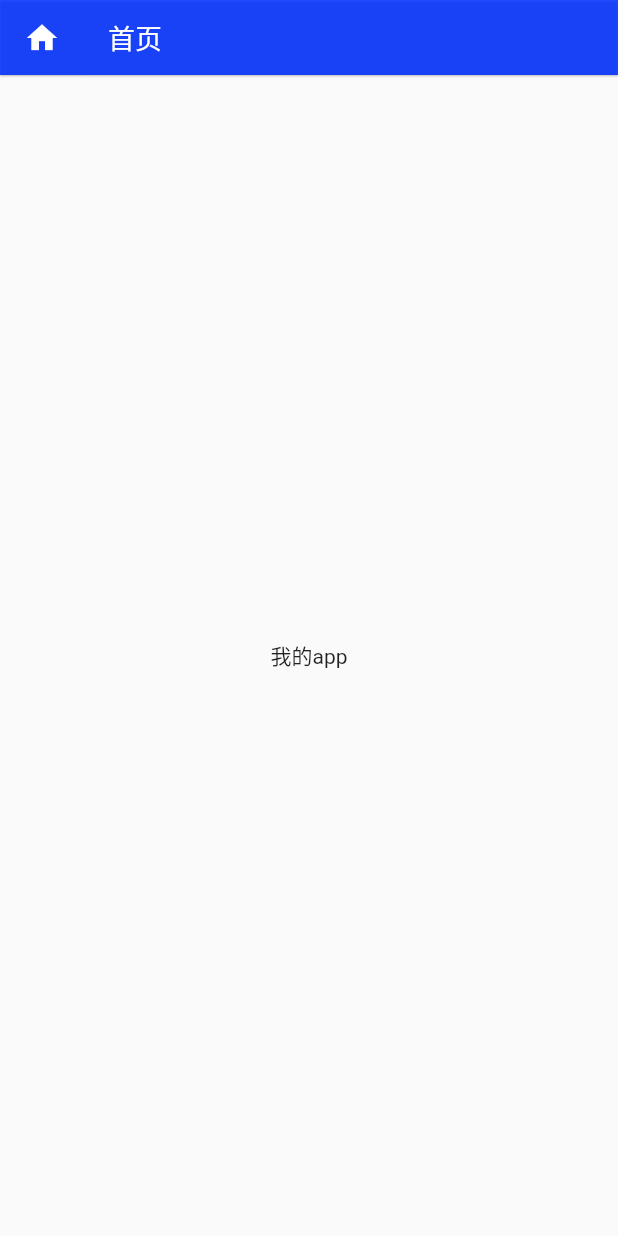
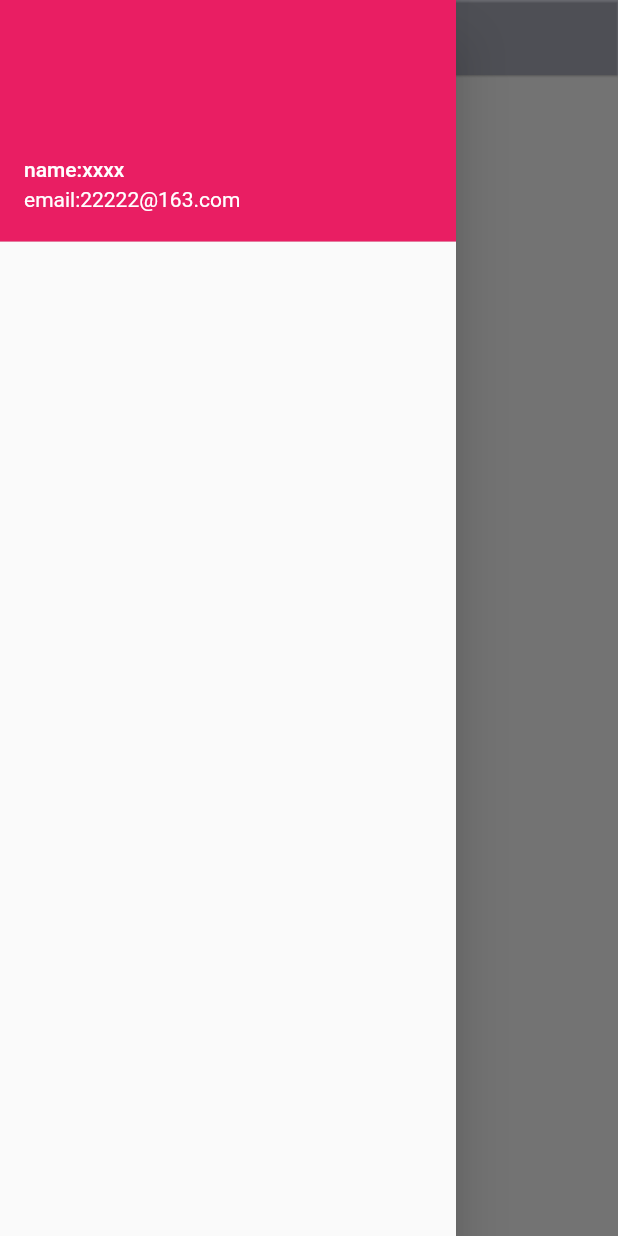
Before and after one commit to TNT-xioamo/flutte_music, a Flutter app: the screen it shows after launch, with the side drawer open (before the commit the screen has no drawer), on a phone screen of 412 x 824 dp. Run offline on Flutter 3.47's test engine with Material 2 defaults, Android fonts, the phone set to English and light mode, and no system bars; our stand-ins replace dio.

Commit message:
home_drawer

```diff
--- /dev/null
+++ b/lib/pages/home/home_drawer.dart
@@ -0,0 +1,29 @@
+import 'package:flutter/material.dart';
+import 'dart:async';
+
+class StarkDrawer extends StatefulWidget {
+  const StarkDrawer({Key? key}) : super(key: key);
+  @override
+  _userPageContent createState() => _userPageContent();
+}
+
+class _userPageContent extends State<StarkDrawer> {
+  @override
+  Widget build(BuildContext context) {
+    return Container(
+      child: Container(
+        child: Drawer(
+          elevation: 16.0,
+          child: Stack(
+            children: <Widget>[
+              UserAccountsDrawerHeader(
+                accountName: Text('name:xxxx'),
+                accountEmail: Text('email:22222@163.com'),
+              ),
+            ],
+          ),
+        ),
+      ),
+    );
+  }
+}
--- a/lib/pages/main/main_page.dart
+++ b/lib/pages/main/main_page.dart
@@ -1,6 +1,7 @@
 import 'package:flutter/cupertino.dart';
 import 'package:flutter/material.dart';
 import 'package:flutter/services.dart';
+import 'package:flutter_application/pages/home/home_drawer.dart';
 
 class IndexPage extends StatelessWidget {
   IndexPage({Key? key}) : super(key: key);
@@ -25,25 +26,27 @@ class IndexPage extends StatelessWidget {
     return Scaffold(
       appBar: PreferredSize(
           preferredSize: const Size.fromHeight(50),
-          child: AppBar(
+          child: Builder(
+              builder: (context) => AppBar(
                     leading: IconButton(
-                icon: const Icon(Icons.home),
-                onPressed: () {
-                  Navigator.pop(context);
-                }),
+                        icon: const Icon(Icons.cruelty_free),
+                        onPressed: () => Scaffold.of(context).openDrawer()),
                     title: const Text(
                       '首页',
                       style: TextStyle(color: Colors.white, fontSize: 18),
                     ),
                     elevation: 0.5,
                     systemOverlayStyle: SystemUiOverlayStyle.light,
-            backgroundColor: Color.fromARGB(220, 0, 47, 255),
+                    backgroundColor: Color.fromARGB(15, 0, 47, 255),
                     bottom: null,
-          )
+                  ))),
+      body: SizedBox.expand(
+        child: Column(
+            mainAxisAlignment: MainAxisAlignment.center,
+            crossAxisAlignment: CrossAxisAlignment.center,
+            children: <Widget>[]),
       ),
-      body: const Center(
-        child: Text('我的app'),
-      ),
+      drawer: StarkDrawer(),
     );
   }
 }
--- a/pubspec.yaml
+++ b/pubspec.yaml
@@ -18,7 +18,7 @@ publish_to: 'none' # Remove this line if you wish to publish to pub.dev
 version: 1.0.0+1
 
 environment:
-  sdk: ">=2.16.1 <3.0.0"
+  sdk: ">=2.16.1 <=3.0.0"
 
 # Dependencies specify other packages that your package needs in order to work.
 # To automatically upgrade your package dependencies to the latest versions
@@ -36,11 +36,8 @@ dependencies:
   cupertino_icons: ^1.0.4
 
   dio: ^4.0.4 # 网络请求的包
-
   audioplayers: ^0.20.1 # 音乐播放器
-
   shared_preferences: ^2.0.13 #本地存储依赖包
-
   path_provider: ^2.0.9 # 本地路径
   flutter_sticky_header: ^0.3.4 # 滑动吸顶
   flutter_redux: ^0.5.3
```
Also changed, not shown: pubspec.lock, 6 other files. Lines whose indentation alone changed are shown as unchanged.
